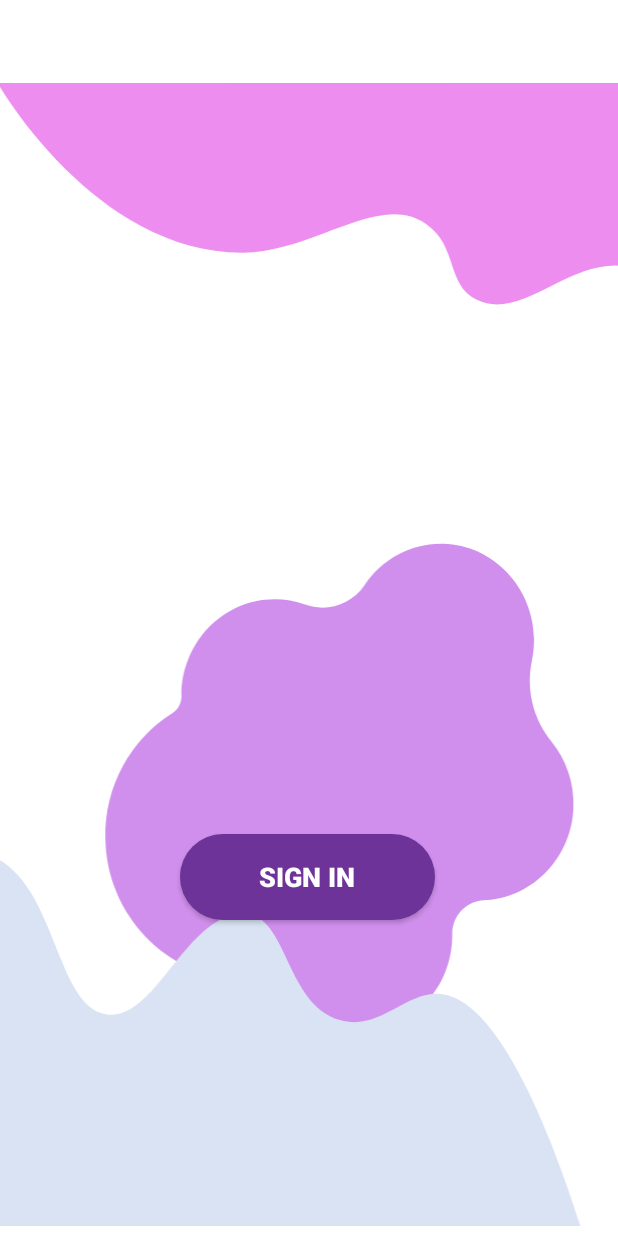
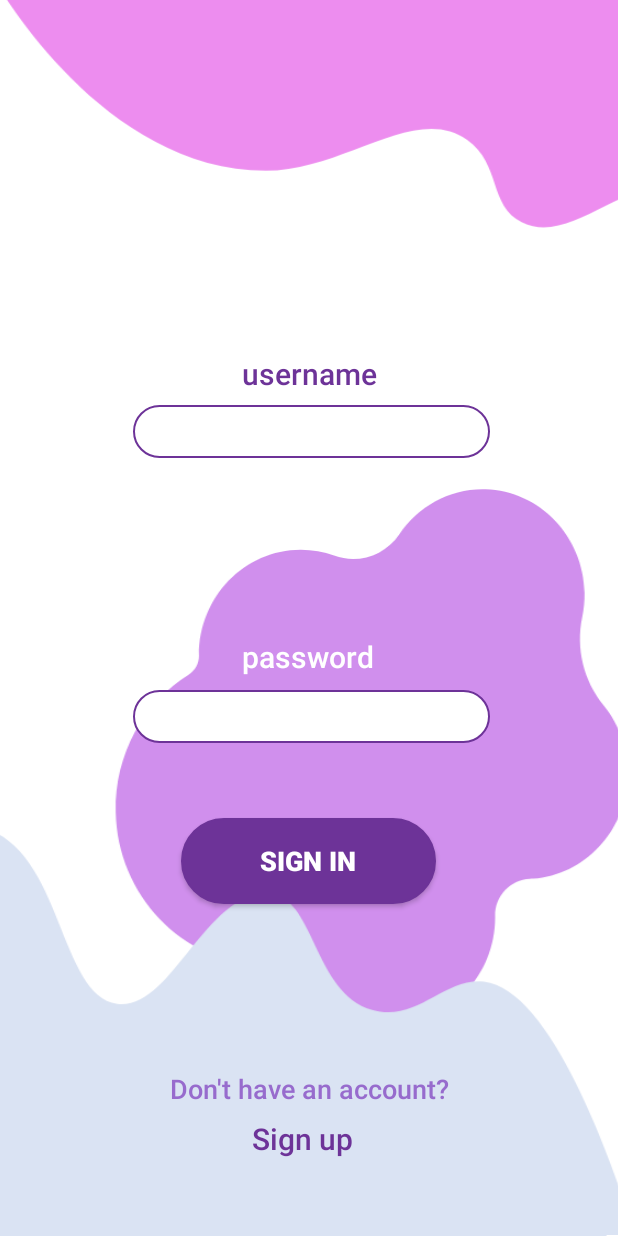
Before and after one commit to ksaily/ReminderApp, an Android app: the layout activity_main.xml on its own in the app's theme, with its tools: preview values and no code run, on a phone screen of 412 x 824 dp. Run offline under Robolectric (Android 15) with nearby library versions, the phone set to English and light mode, and no system bars.

Commit message:
Log In screen done, added menu and sign up activity, added list view and adaptor

```diff
--- a/app/src/main/AndroidManifest.xml
+++ b/app/src/main/AndroidManifest.xml
@@ -9,6 +9,9 @@
         android:roundIcon="@mipmap/ic_launcher_round"
         android:supportsRtl="true"
         android:theme="@style/Theme.Reminder">
+        <activity android:name=".ReminderAdaptor"></activity>
+        <activity android:name=".SignUpActivity" />
+        <activity android:name=".MenuActivity" />
         <activity android:name=".MainActivity">
             <intent-filter>
                 <action android:name="android.intent.action.MAIN" />
--- a/app/src/main/res/drawable/round_button.xml
+++ b/app/src/main/res/drawable/round_button.xml
@@ -1,5 +1,6 @@
 <?xml version="1.0" encoding="utf-8"?>
 <shape xmlns:android="http://schemas.android.com/apk/res/android" android:shape="rectangle">
-    <solid android:color="@color/round_button_color" />
-    <corners android:radius="100dp" />
+    <stroke android:width="1dp" android:color="@color/dark_purple" />
+    <solid android:color="#FFFFFFFF" />
+    <corners android:radius="50dp" />
 </shape>
--- a/app/src/main/res/layout/activity_main.xml
+++ b/app/src/main/res/layout/activity_main.xml
@@ -6,27 +6,67 @@
     android:layout_height="match_parent"
     tools:context=".MainActivity">
 
-    <View
-        android:id="@+id/view"
-        android:layout_width="291dp"
-        android:layout_height="361dp"
+    <ImageView
+        android:id="@+id/backgroundImage"
+        android:layout_width="1500dp"
+        android:layout_height="1000dp"
+        android:background="@drawable/ic_background"
         app:layout_constraintBottom_toBottomOf="parent"
         app:layout_constraintEnd_toEndOf="parent"
         app:layout_constraintStart_toStartOf="parent"
-        app:layout_constraintTop_toTopOf="parent" />
+        app:layout_constraintTop_toTopOf="parent"
+        app:layout_constraintVertical_bias="0.655"
+        app:srcCompat="@drawable/ic_background" />
 
-    <ImageView
-        android:id="@+id/backgroundImage"
-        android:layout_width="1500dp"
-        android:layout_height="800dp"
-        android:background="@drawable/ic_background"
+    <TextView
+        android:id="@+id/textViewUserName"
+        android:layout_width="105dp"
+        android:layout_height="24dp"
+        android:fontFamily="sans-serif-medium"
+        android:includeFontPadding="false"
+        android:text="username"
+        android:textColor="@color/dark_purple"
+        android:textSize="20sp"
+        app:layout_constraintBottom_toTopOf="@+id/editTextUsername"
+        app:layout_constraintEnd_toEndOf="parent"
+        app:layout_constraintHorizontal_bias="0.526"
+        app:layout_constraintStart_toStartOf="parent"
+        app:layout_constraintTop_toTopOf="parent"
+        app:layout_constraintVertical_bias="0.967" />
+
+    <TextView
+        android:id="@+id/textViewSignupText"
+        android:layout_width="243dp"
+        android:layout_height="23dp"
+        android:fontFamily="sans-serif-medium"
+        android:includeFontPadding="false"
+        android:text="Don't have an account?"
+        android:textAlignment="center"
+        android:textColor="#976BCD"
+        android:textSize="18sp"
         app:layout_constraintBottom_toBottomOf="parent"
         app:layout_constraintEnd_toEndOf="parent"
-        app:layout_constraintHorizontal_bias="0.517"
         app:layout_constraintStart_toStartOf="parent"
         app:layout_constraintTop_toTopOf="parent"
-        app:layout_constraintVertical_bias="0.71"
-        app:srcCompat="@drawable/ic_background" />
+        app:layout_constraintVertical_bias="0.894" />
+
+    <TextView
+        android:id="@+id/textViewSignUp"
+        android:layout_width="247dp"
+        android:layout_height="35dp"
+        android:fontFamily="sans-serif-medium"
+        android:includeFontPadding="false"
+        android:padding="2dp"
+        android:text="Sign up"
+        android:textAlignment="center"
+        android:textColor="@color/dark_purple"
+        android:textSize="20sp"
+        app:layout_constraintBottom_toBottomOf="@+id/backgroundImage"
+        app:layout_constraintEnd_toEndOf="parent"
+        app:layout_constraintHorizontal_bias="0.475"
+        app:layout_constraintStart_toStartOf="parent"
+        app:layout_constraintTop_toBottomOf="@+id/textViewSignupText"
+        app:layout_constraintVertical_bias="0.062" />
 
     <Button
         android:id="@+id/SignIn"
@@ -39,15 +79,61 @@
         android:padding="6dp"
         android:text="Sign In"
         android:textAlignment="gravity"
-        android:textSize="18dp"
+        android:textSize="18sp"
         android:textStyle="normal|bold"
         app:backgroundTint="#6D3398"
         app:layout_constraintBottom_toBottomOf="parent"
         app:layout_constraintEnd_toEndOf="parent"
-        app:layout_constraintHorizontal_bias="0.497"
+        app:layout_constraintHorizontal_bias="0.498"
         app:layout_constraintStart_toStartOf="parent"
         app:layout_constraintTop_toTopOf="parent"
-        app:layout_constraintVertical_bias="0.725"
+        app:layout_constraintVertical_bias="0.711"
         app:strokeColor="#C59C9C" />
 
+    <EditText
+        android:id="@+id/editTextUsername"
+        android:layout_width="238dp"
+        android:layout_height="35dp"
+        android:background="@drawable/round_button"
+        android:ems="10"
+        android:inputType="textPersonName"
+        app:layout_constraintBottom_toBottomOf="parent"
+        app:layout_constraintEnd_toEndOf="parent"
+        app:layout_constraintHorizontal_bias="0.511"
+        app:layout_constraintStart_toStartOf="parent"
+        app:layout_constraintTop_toTopOf="parent"
+        app:layout_constraintVertical_bias="0.342" />
+
+    <EditText
+        android:id="@+id/editTextPassword"
+        android:layout_width="238dp"
+        android:layout_height="35dp"
+        android:background="@drawable/round_button"
+        android:ems="10"
+        android:hint="password"
+        android:inputType="textPassword"
+        android:padding="6dp"
+        android:textAlignment="gravity"
+        android:textColorHint="#D5FFFFFF"
+        app:layout_constraintBottom_toBottomOf="parent"
+        app:layout_constraintEnd_toEndOf="parent"
+        app:layout_constraintHorizontal_bias="0.511"
+        app:layout_constraintStart_toStartOf="parent"
+        app:layout_constraintTop_toTopOf="parent"
+        app:layout_constraintVertical_bias="0.583" />
+
+    <TextView
+        android:id="@+id/textViewPasswd"
+        android:layout_width="89dp"
+        android:layout_height="27dp"
+        android:fontFamily="sans-serif-medium"
+        android:text="password"
+        android:textColor="#FFFFFF"
+        android:textSize="20sp"
+        app:layout_constraintBottom_toTopOf="@+id/editTextPassword"
+        app:layout_constraintEnd_toEndOf="parent"
+        app:layout_constraintStart_toStartOf="parent"
+        app:layout_constraintTop_toTopOf="parent"
+        app:layout_constraintVertical_bias="0.98" />
+
 </androidx.constraintlayout.widget.ConstraintLayout>
--- a/app/src/main/res/values/colors.xml
+++ b/app/src/main/res/values/colors.xml
@@ -8,4 +8,5 @@
     <color name="black">#FF000000</color>
     <color name="white">#FFFFFFFF</color>
     <color name="round_button_color">#FFBB86FC</color>
+    <color name="dark_purple">#6D3398</color>
 </resources>
--- a/app/src/main/res/values/strings.xml
+++ b/app/src/main/res/values/strings.xml
@@ -1,3 +1,4 @@
 <resources>
     <string name="app_name">Reminder</string>
+    <string name="sharedPreferences" translatable="false">com.example.reminder</string>
 </resources>
```
Also changed, not shown: app/src/main/java/com/example/reminder/AppDatabase.kt (added, +12 -0 lines), app/src/main/java/com/example/reminder/MainActivity.kt (+33 -1 lines), app/src/main/java/com/example/reminder/MenuActivity.kt (added, +15 -0 lines), app/src/main/java/com/example/reminder/ReminderAdaptor.kt (added, +36 -0 lines), app/src/main/java/com/example/reminder/ReminderDao.kt (added, +19 -0 lines), app/src/main/java/com/example/reminder/ReminderInfo.kt (added, +17 -0 lines), app/src/main/java/com/example/reminder/SignUpActivity.kt (added, +11 -0 lines), app/src/main/res/layout/activity_menu.xml (added, +17 -0 lines), app/src/main/res/layout/activity_reminder_listview.xml (added, +42 -0 lines), app/src/main/res/layout/activity_sign_up.xml (added, +9 -0 lines).
